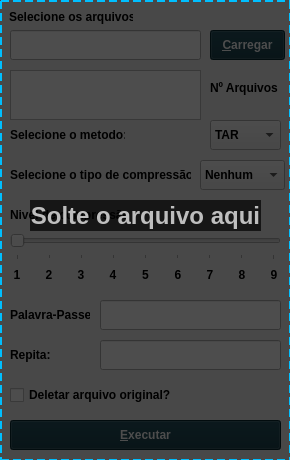
First picture: the form in src/views/ui/Window.ui, repository GabrielBragion/ZIPYT, before the edit.
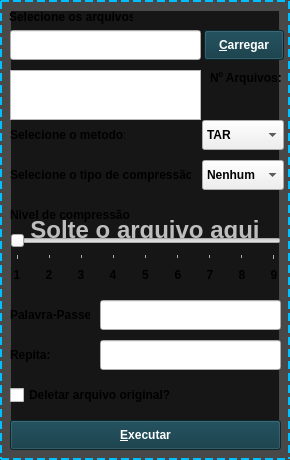
Second picture: the form after the edit.

Patch:
```diff
--- a/src/views/ui/Window.ui
+++ b/src/views/ui/Window.ui
@@ -15,7 +15,7 @@
    </rect>
   </property>
   <property name="sizePolicy">
-   <sizepolicy hsizetype="Fixed" vsizetype="Fixed">
+   <sizepolicy hsizetype="Preferred" vsizetype="Expanding">
     <horstretch>0</horstretch>
     <verstretch>0</verstretch>
    </sizepolicy>
@@ -23,7 +23,7 @@
   <property name="minimumSize">
    <size>
     <width>290</width>
-    <height>460</height>
+    <height>200</height>
    </size>
   </property>
   <property name="maximumSize">
@@ -43,6 +43,76 @@
   <property name="windowTitle">
    <string>ZIPYT</string>
   </property>
+  <layout class="QGridLayout" name="gridLayout">
+   <property name="sizeConstraint">
+    <enum>QLayout::SizeConstraint::SetDefaultConstraint</enum>
+   </property>
+   <property name="leftMargin">
+    <number>0</number>
+   </property>
+   <property name="topMargin">
+    <number>0</number>
+   </property>
+   <property name="rightMargin">
+    <number>0</number>
+   </property>
+   <property name="bottomMargin">
+    <number>0</number>
+   </property>
+   <item row="0" column="0">
+    <widget class="QFrame" name="drag_and_drop">
+     <property name="enabled">
+      <bool>false</bool>
+     </property>
+     <property name="sizePolicy">
+      <sizepolicy hsizetype="Preferred" vsizetype="Expanding">
+       <horstretch>0</horstretch>
+       <verstretch>0</verstretch>
+      </sizepolicy>
+     </property>
+     <property name="acceptDrops">
+      <bool>true</bool>
+     </property>
+     <property name="autoFillBackground">
+      <bool>false</bool>
+     </property>
+     <property name="styleSheet">
+      <string notr="true">background-color: rgba(0, 0, 0, 0.7);  /* Transparência */
+border: 2px dashed #00BFFF;           /* Borda tracejada azul */</string>
+     </property>
+     <property name="frameShape">
+      <enum>QFrame::Shape::StyledPanel</enum>
+     </property>
+     <property name="frameShadow">
+      <enum>QFrame::Shadow::Raised</enum>
+     </property>
+     <layout class="QVBoxLayout" name="verticalLayout">
+      <item>
+       <widget class="QLabel" name="label_drag_and_drop">
+        <property name="font">
+         <font>
+          <pointsize>18</pointsize>
+          <bold>true</bold>
+         </font>
+        </property>
+        <property name="styleSheet">
+         <string notr="true">border: none;</string>
+        </property>
+        <property name="frameShape">
+         <enum>QFrame::Shape::NoFrame</enum>
+        </property>
+        <property name="text">
+         <string>Solte o arquivo aqui</string>
+        </property>
+        <property name="alignment">
+         <set>Qt::AlignmentFlag::AlignCenter</set>
+        </property>
+       </widget>
+      </item>
+     </layout>
+    </widget>
+   </item>
+  </layout>
   <widget class="QLabel" name="label_files">
    <property name="geometry">
     <rect>
@@ -53,7 +123,7 @@
     </rect>
    </property>
    <property name="sizePolicy">
-    <sizepolicy hsizetype="Expanding" vsizetype="Preferred">
+    <sizepolicy hsizetype="Preferred" vsizetype="Expanding">
      <horstretch>0</horstretch>
      <verstretch>0</verstretch>
     </sizepolicy>
@@ -71,6 +141,12 @@
      <height>30</height>
     </rect>
    </property>
+   <property name="sizePolicy">
+    <sizepolicy hsizetype="Preferred" vsizetype="Expanding">
+     <horstretch>0</horstretch>
+     <verstretch>0</verstretch>
+    </sizepolicy>
+   </property>
    <property name="minimumSize">
     <size>
      <width>0</width>
@@ -87,12 +163,18 @@
   <widget class="QPushButton" name="btn_load">
    <property name="geometry">
     <rect>
-     <x>210</x>
+     <x>204</x>
      <y>30</y>
-     <width>75</width>
+     <width>80</width>
      <height>30</height>
     </rect>
    </property>
+   <property name="sizePolicy">
+    <sizepolicy hsizetype="Preferred" vsizetype="Expanding">
+     <horstretch>0</horstretch>
+     <verstretch>0</verstretch>
+    </sizepolicy>
+   </property>
    <property name="minimumSize">
     <size>
      <width>0</width>
@@ -135,6 +217,12 @@
      <height>30</height>
     </rect>
    </property>
+   <property name="sizePolicy">
+    <sizepolicy hsizetype="Preferred" vsizetype="Expanding">
+     <horstretch>0</horstretch>
+     <verstretch>0</verstretch>
+    </sizepolicy>
+   </property>
    <property name="minimumSize">
     <size>
      <width>0</width>
@@ -160,6 +248,12 @@
      <height>30</height>
     </rect>
    </property>
+   <property name="sizePolicy">
+    <sizepolicy hsizetype="Preferred" vsizetype="Expanding">
+     <horstretch>0</horstretch>
+     <verstretch>0</verstretch>
+    </sizepolicy>
+   </property>
    <property name="minimumSize">
     <size>
      <width>0</width>
@@ -191,12 +285,18 @@
   <widget class="QComboBox" name="select_method">
    <property name="geometry">
     <rect>
-     <x>210</x>
+     <x>202</x>
      <y>120</y>
-     <width>71</width>
+     <width>82</width>
      <height>30</height>
     </rect>
    </property>
+   <property name="sizePolicy">
+    <sizepolicy hsizetype="Preferred" vsizetype="Expanding">
+     <horstretch>0</horstretch>
+     <verstretch>0</verstretch>
+    </sizepolicy>
+   </property>
    <property name="minimumSize">
     <size>
      <width>0</width>
@@ -230,53 +330,6 @@
     </property>
    </item>
   </widget>
-  <widget class="QComboBox" name="select_compress">
-   <property name="geometry">
-    <rect>
-     <x>200</x>
-     <y>160</y>
-     <width>85</width>
-     <height>30</height>
-    </rect>
-   </property>
-   <property name="minimumSize">
-    <size>
-     <width>0</width>
-     <height>30</height>
-    </size>
-   </property>
-   <property name="maximumSize">
-    <size>
-     <width>16777215</width>
-     <height>30</height>
-    </size>
-   </property>
-   <item>
-    <property name="text">
-     <string>Nenhum</string>
-    </property>
-   </item>
-   <item>
-    <property name="text">
-     <string>Padrão</string>
-    </property>
-   </item>
-   <item>
-    <property name="text">
-     <string>BZIP2</string>
-    </property>
-   </item>
-   <item>
-    <property name="text">
-     <string>GZIP</string>
-    </property>
-   </item>
-   <item>
-    <property name="text">
-     <string>LZMA</string>
-    </property>
-   </item>
-  </widget>
   <widget class="QLabel" name="label_compress">
    <property name="geometry">
     <rect>
@@ -286,6 +339,12 @@
      <height>30</height>
     </rect>
    </property>
+   <property name="sizePolicy">
+    <sizepolicy hsizetype="Preferred" vsizetype="Expanding">
+     <horstretch>0</horstretch>
+     <verstretch>0</verstretch>
+    </sizepolicy>
+   </property>
    <property name="minimumSize">
     <size>
      <width>0</width>
@@ -311,6 +370,12 @@
      <height>30</height>
     </rect>
    </property>
+   <property name="sizePolicy">
+    <sizepolicy hsizetype="Preferred" vsizetype="Expanding">
+     <horstretch>0</horstretch>
+     <verstretch>0</verstretch>
+    </sizepolicy>
+   </property>
    <property name="minimumSize">
     <size>
      <width>0</width>
@@ -336,6 +401,12 @@
      <height>30</height>
     </rect>
    </property>
+   <property name="sizePolicy">
+    <sizepolicy hsizetype="Preferred" vsizetype="Expanding">
+     <horstretch>0</horstretch>
+     <verstretch>0</verstretch>
+    </sizepolicy>
+   </property>
    <property name="minimumSize">
     <size>
      <width>0</width>
@@ -561,6 +632,12 @@
      <height>30</height>
     </rect>
    </property>
+   <property name="sizePolicy">
+    <sizepolicy hsizetype="Preferred" vsizetype="Expanding">
+     <horstretch>0</horstretch>
+     <verstretch>0</verstretch>
+    </sizepolicy>
+   </property>
    <property name="minimumSize">
     <size>
      <width>0</width>
@@ -589,6 +666,12 @@
      <height>30</height>
     </rect>
    </property>
+   <property name="sizePolicy">
+    <sizepolicy hsizetype="Preferred" vsizetype="Expanding">
+     <horstretch>0</horstretch>
+     <verstretch>0</verstretch>
+    </sizepolicy>
+   </property>
    <property name="minimumSize">
     <size>
      <width>0</width>
@@ -614,6 +697,12 @@
      <height>30</height>
     </rect>
    </property>
+   <property name="sizePolicy">
+    <sizepolicy hsizetype="Preferred" vsizetype="Expanding">
+     <horstretch>0</horstretch>
+     <verstretch>0</verstretch>
+    </sizepolicy>
+   </property>
    <property name="minimumSize">
     <size>
      <width>0</width>
@@ -648,6 +737,12 @@
      <height>30</height>
     </rect>
    </property>
+   <property name="sizePolicy">
+    <sizepolicy hsizetype="Preferred" vsizetype="Expanding">
+     <horstretch>0</horstretch>
+     <verstretch>0</verstretch>
+    </sizepolicy>
+   </property>
    <property name="minimumSize">
     <size>
      <width>0</width>
@@ -673,6 +768,12 @@
      <height>30</height>
     </rect>
    </property>
+   <property name="sizePolicy">
+    <sizepolicy hsizetype="Preferred" vsizetype="Expanding">
+     <horstretch>0</horstretch>
+     <verstretch>0</verstretch>
+    </sizepolicy>
+   </property>
    <property name="minimumSize">
     <size>
      <width>0</width>
@@ -698,6 +799,12 @@
      <height>30</height>
     </rect>
    </property>
+   <property name="sizePolicy">
+    <sizepolicy hsizetype="Preferred" vsizetype="Expanding">
+     <horstretch>0</horstretch>
+     <verstretch>0</verstretch>
+    </sizepolicy>
+   </property>
    <property name="minimumSize">
     <size>
      <width>0</width>
@@ -717,60 +824,6 @@
     <enum>QLineEdit::EchoMode::PasswordEchoOnEdit</enum>
    </property>
   </widget>
-  <widget class="QFrame" name="drag_and_drop">
-   <property name="enabled">
-    <bool>false</bool>
-   </property>
-   <property name="geometry">
-    <rect>
-     <x>0</x>
-     <y>0</y>
-     <width>291</width>
-     <height>461</height>
-    </rect>
-   </property>
-   <property name="acceptDrops">
-    <bool>true</bool>
-   </property>
-   <property name="autoFillBackground">
-    <bool>false</bool>
-   </property>
-   <property name="styleSheet">
-    <string notr="true">background-color: rgba(0, 0, 0, 0.7);  /* Transparência */
-border: 2px dashed #00BFFF;           /* Borda tracejada azul */</string>
-   </property>
-   <property name="frameShape">
-    <enum>QFrame::Shape::StyledPanel</enum>
-   </property>
-   <property name="frameShadow">
-    <enum>QFrame::Shadow::Raised</enum>
-   </property>
-   <widget class="QLabel" name="label_drag_and_drop">
-    <property name="geometry">
-     <rect>
-      <x>30</x>
-      <y>200</y>
-      <width>231</width>
-      <height>31</height>
-     </rect>
-    </property>
-    <property name="font">
-     <font>
-      <pointsize>18</pointsize>
-      <bold>true</bold>
-     </font>
-    </property>
-    <property name="styleSheet">
-     <string notr="true">border: none;</string>
-    </property>
-    <property name="text">
-     <string>Solte o arquivo aqui</string>
-    </property>
-    <property name="alignment">
-     <set>Qt::AlignmentFlag::AlignCenter</set>
-    </property>
-   </widget>
-  </widget>
   <widget class="QListWidget" name="list_files">
    <property name="geometry">
     <rect>
@@ -780,6 +833,12 @@
      <height>50</height>
     </rect>
    </property>
+   <property name="sizePolicy">
+    <sizepolicy hsizetype="Preferred" vsizetype="Expanding">
+     <horstretch>0</horstretch>
+     <verstretch>0</verstretch>
+    </sizepolicy>
+   </property>
    <property name="minimumSize">
     <size>
      <width>0</width>
@@ -797,18 +856,24 @@
    <property name="geometry">
     <rect>
      <x>210</x>
-     <y>80</y>
+     <y>70</y>
      <width>71</width>
      <height>16</height>
     </rect>
    </property>
+   <property name="sizePolicy">
+    <sizepolicy hsizetype="Preferred" vsizetype="Expanding">
+     <horstretch>0</horstretch>
+     <verstretch>0</verstretch>
+    </sizepolicy>
+   </property>
    <property name="font">
     <font>
      <bold>true</bold>
     </font>
    </property>
    <property name="text">
-    <string>Nº Arquivos</string>
+    <string>Nº Arquivos:</string>
    </property>
   </widget>
   <widget class="QLabel" name="label_file_count">
@@ -829,6 +894,60 @@
     <string/>
    </property>
   </widget>
+  <widget class="QComboBox" name="select_compress">
+   <property name="geometry">
+    <rect>
+     <x>202</x>
+     <y>160</y>
+     <width>82</width>
+     <height>30</height>
+    </rect>
+   </property>
+   <property name="sizePolicy">
+    <sizepolicy hsizetype="Preferred" vsizetype="Expanding">
+     <horstretch>0</horstretch>
+     <verstretch>0</verstretch>
+    </sizepolicy>
+   </property>
+   <property name="minimumSize">
+    <size>
+     <width>0</width>
+     <height>30</height>
+    </size>
+   </property>
+   <property name="maximumSize">
+    <size>
+     <width>16777215</width>
+     <height>30</height>
+    </size>
+   </property>
+   <item>
+    <property name="text">
+     <string>Nenhum</string>
+    </property>
+   </item>
+   <item>
+    <property name="text">
+     <string>Padrão</string>
+    </property>
+   </item>
+   <item>
+    <property name="text">
+     <string>BZIP2</string>
+    </property>
+   </item>
+   <item>
+    <property name="text">
+     <string>GZIP</string>
+    </property>
+   </item>
+   <item>
+    <property name="text">
+     <string>LZMA</string>
+    </property>
+   </item>
+  </widget>
+  <zorder>drag_and_drop</zorder>
   <zorder>label_files</zorder>
   <zorder>input_files</zorder>
   <zorder>btn_load</zorder>
```
Left out of the diff: 2 changed lines with no effect on the pictures.
